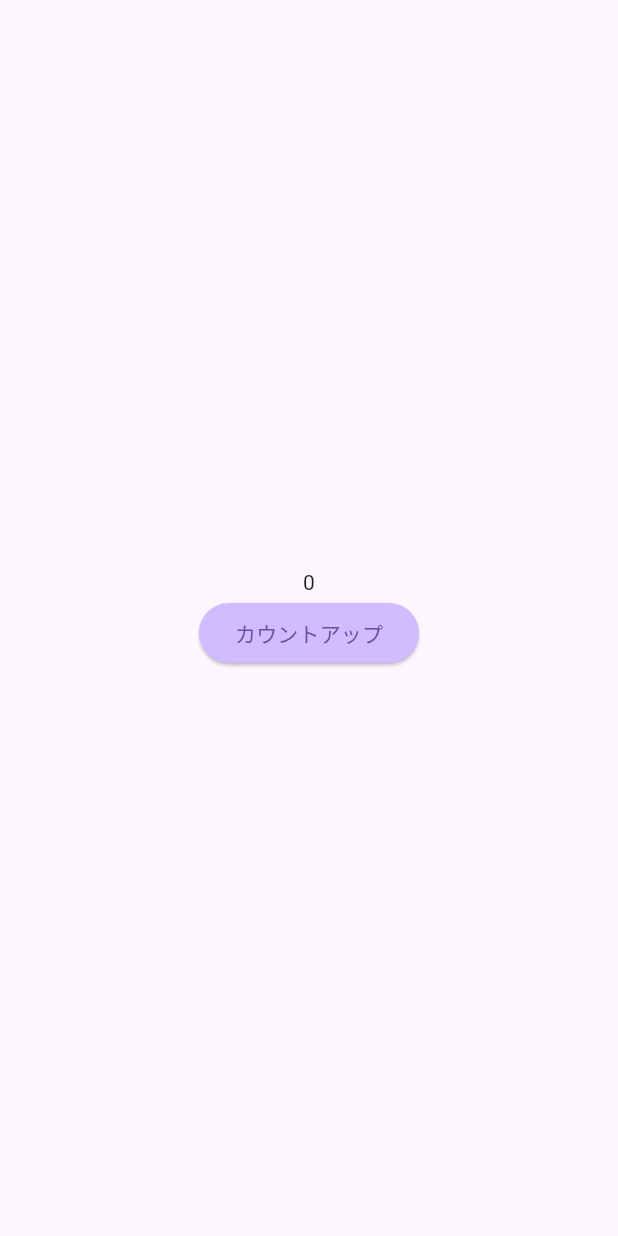
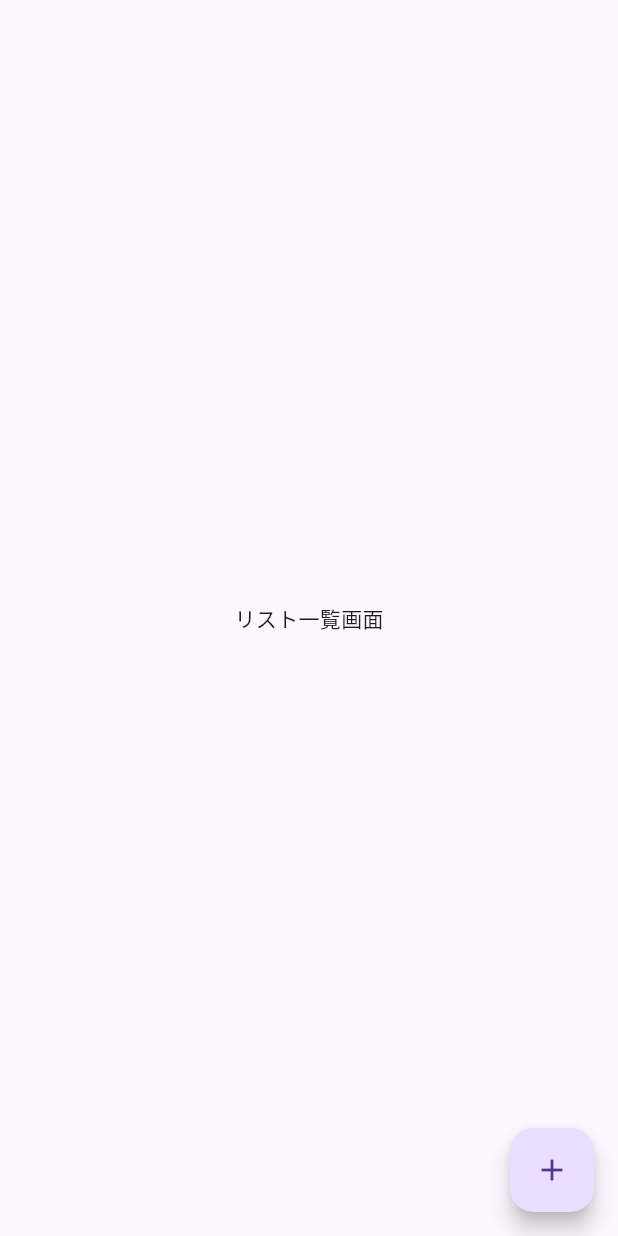
Before and after one commit to skzkhrk/sample, a Flutter app: the screen it shows after launch, on a phone screen of 412 x 824 dp. Run offline on Flutter 3.47's test engine with Material 3 defaults, Android fonts, the phone set to English and light mode, and no system bars.

Commit message:
Todoアプリ概要

```diff
--- a/lib/main.dart
+++ b/lib/main.dart
@@ -2,8 +2,11 @@ import 'package:flutter/material.dart';
 
 void main() {
   // runApp(const MyApp());
-  runApp(const MyApp2());
+  // runApp(const MyApp2());
+  runApp(const MyTodoApp());
 }
+
+// ====================== MyApp ======================
 
 // 自分で作成したウィジェット
 class MyApp extends StatelessWidget {
@@ -391,6 +394,8 @@ class _MyHomePageState extends State<MyHomePage> {
   }
 }
 
+// ====================== /MyApp ======================
+
 // ====================== MyApp2 ======================
 
 class MyApp2 extends StatelessWidget {
@@ -447,3 +452,66 @@ class _MyWidgetState extends State<MyWidget> {
 }
 
 // ====================== /MyApp2 ======================
+
+// ====================== MyTodoApp ======================
+
+class MyTodoApp extends StatelessWidget {
+  const MyTodoApp({super.key});
+
+  @override
+  Widget build(BuildContext context) {
+    return MaterialApp(
+      title: 'My Todo App',
+      theme: ThemeData(
+        primarySwatch: Colors.purple,
+      ),
+      home: const TodoListPage(),
+    );
+  }
+}
+
+// リスト一覧画面用ウィジェット
+class TodoListPage extends StatelessWidget {
+  const TodoListPage({super.key});
+
+  @override
+  Widget build(BuildContext context) {
+    return Scaffold(
+      body: const Center(
+        child: Text('リスト一覧画面'),
+      ),
+      floatingActionButton: FloatingActionButton(
+        onPressed: () {
+          // pushで新規画面に遷移
+          Navigator.of(context).push(
+            MaterialPageRoute(builder: (context) {
+              return const TodoAddPage();
+            }),
+          );
+        },
+        child: const Icon(Icons.add),
+      ),
+    );
+  }
+}
+
+class TodoAddPage extends StatelessWidget {
+  const TodoAddPage({super.key});
+
+  @override
+  Widget build(BuildContext context) {
+    return Scaffold(
+      body: Center(
+        child: TextButton(
+          onPressed: () {
+            Navigator.of(context).pop();
+          },
+          child: const Text('リスト追加画面（クリックで戻る）'),
+        ),
+      ),
+    );
+  }
+}
+
+
+// ====================== /MyTodoApp ======================
```
